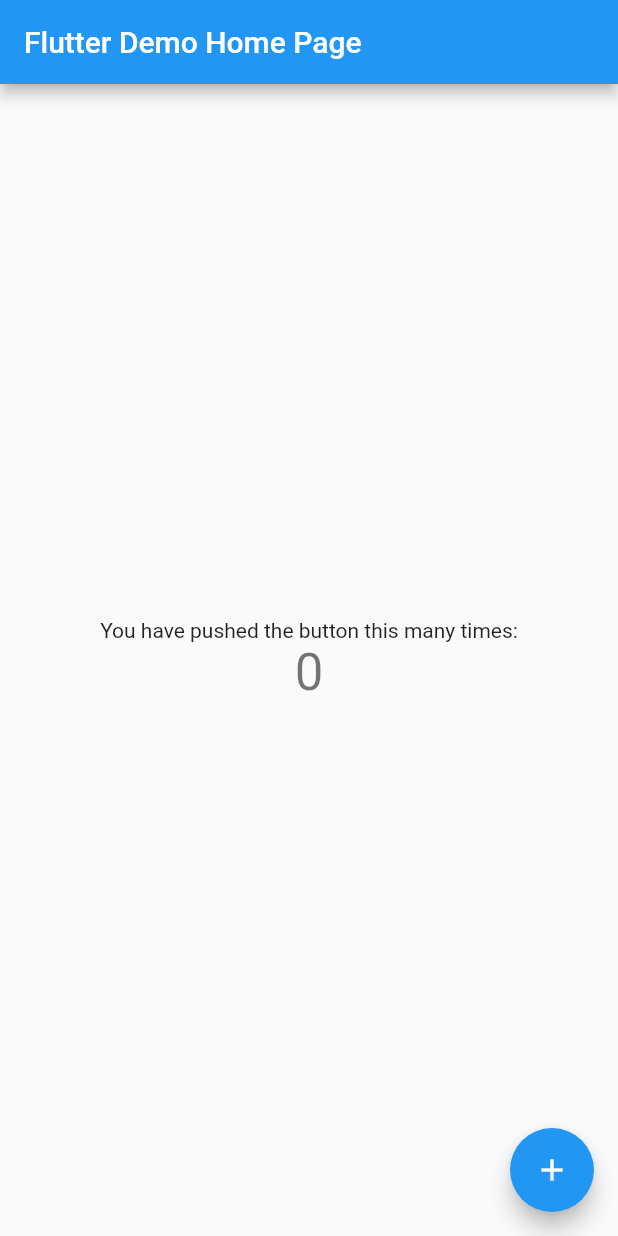
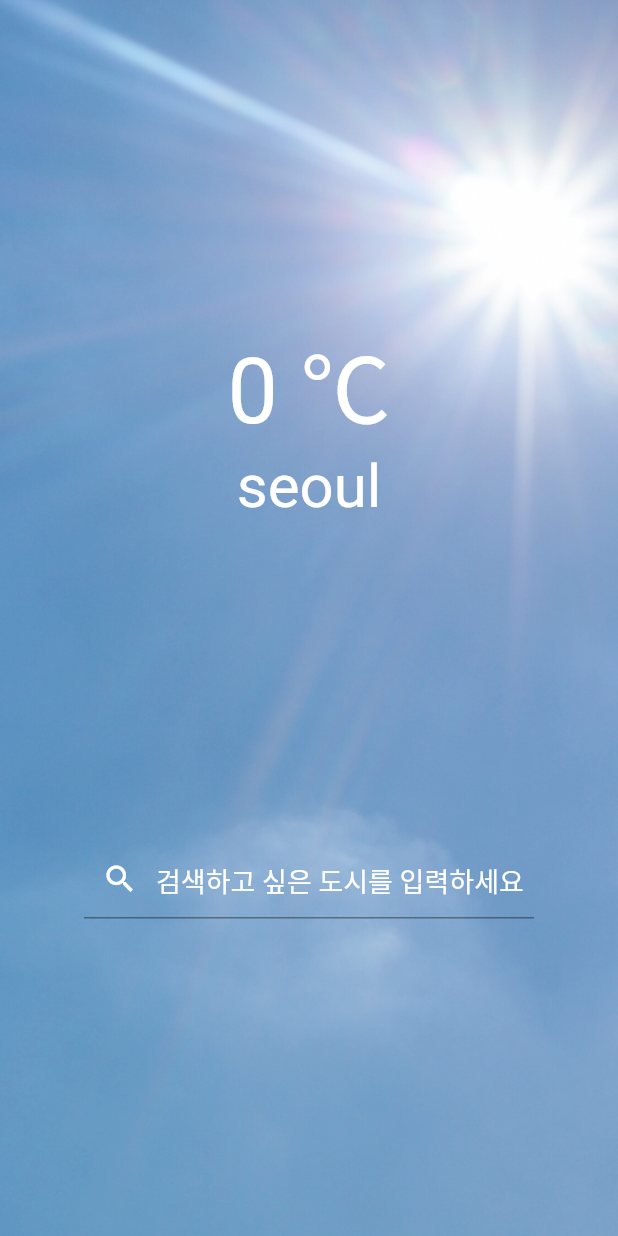
Before and after one commit to hjcwinner/weather, a Flutter app: the screen it shows after launch, on a phone screen of 412 x 824 dp. Run offline on Flutter 3.47's test engine with Material 2 defaults, Android fonts, the phone set to English and light mode, and no system bars.

Commit message:
날씨앱 UI제작 및 api활용 화면에 출력

```diff
--- a/lib/main.dart
+++ b/lib/main.dart
@@ -1,117 +1,101 @@
 import 'package:flutter/material.dart';
+import 'package:http/http.dart' as http;
+import 'dart:convert';
 
 void main() {
-  runApp(MyApp());
+  runApp(WeatherApp());
 }
 
-class MyApp extends StatelessWidget {
-  // This widget is the root of your application.
+class WeatherApp extends StatefulWidget {
   @override
-  Widget build(BuildContext context) {
-    return MaterialApp(
-      title: 'Flutter Demo',
-      theme: ThemeData(
-        // This is the theme of your application.
-        //
-        // Try running your application with "flutter run". You'll see the
-        // application has a blue toolbar. Then, without quitting the app, try
-        // changing the primarySwatch below to Colors.green and then invoke
-        // "hot reload" (press "r" in the console where you ran "flutter run",
-        // or simply save your changes to "hot reload" in a Flutter IDE).
-        // Notice that the counter didn't reset back to zero; the application
-        // is not restarted.
-        primarySwatch: Colors.blue,
-        // This makes the visual density adapt to the platform that you run
-        // the app on. For desktop platforms, the controls will be smaller and
-        // closer together (more dense) than on mobile platforms.
-        visualDensity: VisualDensity.adaptivePlatformDensity,
-      ),
-      home: MyHomePage(title: 'Flutter Demo Home Page'),
-    );
-  }
+  _WeatherAppState createState() => _WeatherAppState();
 }
 
-class MyHomePage extends StatefulWidget {
-  MyHomePage({Key key, this.title}) : super(key: key);
+class _WeatherAppState extends State<WeatherApp> {
+  int temperature = 0;
+  String location = 'seoul';
+  int woeid = 1132599;
+  String weather = 'clear';
 
-  // This widget is the home page of your application. It is stateful, meaning
-  // that it has a State object (defined below) that contains fields that affect
-  // how it looks.
+  String searchApiUrl = 'https://www.metaweather.com/api/location/search/?query=';
+  String locationApiUrl = 'https://www.metaweather.com/api/location/';
 
-  // This class is the configuration for the state. It holds the values (in this
-  // case the title) provided by the parent (in this case the App widget) and
-  // used by the build method of the State. Fields in a Widget subclass are
-  // always marked "final".
+  void fetchSearch( String input) async{
+    var searchResult = await http.get(searchApiUrl + input);
+    var result = json.decode(searchResult.body)[0];
 
-  final String title;
+    setState(() {
+      location = result["title"];
+      woeid = result["woeid"];
+    });
+  }
 
-  @override
-  _MyHomePageState createState() => _MyHomePageState();
-}
+  void fetchLocation() async {
+    var locationResult = await http.get(locationApiUrl + woeid.toString());
+    var result = json.decode(locationResult.body);
+    var consolidated_weather = result['consolidated_weather'];
+    var data = consolidated_weather[0];
 
-class _MyHomePageState extends State<MyHomePage> {
-  int _counter = 0;
+    setState(() {
+      temperature = data['the_temp'].round();
+      weather = data['weather_state_name'].replaceAll(' ','').toLowerCase();
+      print(weather);
+    });
+  }
 
-  void _incrementCounter() {
-    setState(() {
-      // This call to setState tells the Flutter framework that something has
-      // changed in this State, which causes it to rerun the build method below
-      // so that the display can reflect the updated values. If we changed
-      // _counter without calling setState(), then the build method would not be
-      // called again, and so nothing would appear to happen.
-      _counter++;
-    });
+  void onTextFieldSubmitted(String input) {
+    fetchSearch(input);
+    fetchLocation();
   }
 
   @override
   Widget build(BuildContext context) {
-    // This method is rerun every time setState is called, for instance as done
-    // by the _incrementCounter method above.
-    //
-    // The Flutter framework has been optimized to make rerunning build methods
-    // fast, so that you can just rebuild anything that needs updating rather
-    // than having to individually change instances of widgets.
-    return Scaffold(
-      appBar: AppBar(
-        // Here we take the value from the MyHomePage object that was created by
-        // the App.build method, and use it to set our appbar title.
-        title: Text(widget.title),
-      ),
-      body: Center(
-        // Center is a layout widget. It takes a single child and positions it
-        // in the middle of the parent.
-        child: Column(
-          // Column is also a layout widget. It takes a list of children and
-          // arranges them vertically. By default, it sizes itself to fit its
-          // children horizontally, and tries to be as tall as its parent.
-          //
-          // Invoke "debug painting" (press "p" in the console, choose the
-          // "Toggle Debug Paint" action from the Flutter Inspector in Android
-          // Studio, or the "Toggle Debug Paint" command in Visual Studio Code)
-          // to see the wireframe for each widget.
-          //
-          // Column has various properties to control how it sizes itself and
-          // how it positions its children. Here we use mainAxisAlignment to
-          // center the children vertically; the main axis here is the vertical
-          // axis because Columns are vertical (the cross axis would be
-          // horizontal).
-          mainAxisAlignment: MainAxisAlignment.center,
-          children: <Widget>[
-            Text(
-              'You have pushed the button this many times:',
+    return MaterialApp(
+        home: Container(
+      decoration: BoxDecoration(
+          image: DecorationImage(
+        image: AssetImage('images/$weather.png'),
+        fit: BoxFit.cover,
+      )),
+      child: Scaffold(
+        backgroundColor: Colors.transparent,
+        body: Column(
+          mainAxisAlignment: MainAxisAlignment.spaceEvenly,
+          crossAxisAlignment: CrossAxisAlignment.center,
+          children: [
+            Column(
+              children: [
+                Center(
+                    child: Text(
+                  temperature.toString() + ' ℃',
+                  style: TextStyle(fontSize: 60, color: Colors.white),
+                )),
+                Center(
+                    child: Text(location,
+                        style: TextStyle(fontSize: 40, color: Colors.white)))
+              ],
             ),
-            Text(
-              '$_counter',
-              style: Theme.of(context).textTheme.headline4,
-            ),
+            Column(
+              children: [
+                Container(
+                  width: 300,
+                  child: TextField(
+                    onSubmitted: (String input){
+                      onTextFieldSubmitted(input);
+                    },
+                    style: TextStyle(color: Colors.white, fontSize: 25),
+                    decoration: InputDecoration(
+                      hintText: '검색하고 싶은 도시를 입력하세요',
+                      hintStyle: TextStyle(color: Colors.white, fontSize: 18),
+                      prefixIcon: Icon(Icons.search, color: Colors.white,)
+                    ),
+                  ),
+                )
+              ],
+            )
           ],
         ),
       ),
-      floatingActionButton: FloatingActionButton(
-        onPressed: _incrementCounter,
-        tooltip: 'Increment',
-        child: Icon(Icons.add),
-      ), // This trailing comma makes auto-formatting nicer for build methods.
-    );
+    ));
   }
 }
--- a/pubspec.yaml
+++ b/pubspec.yaml
@@ -23,6 +23,7 @@ environment:
 dependencies:
   flutter:
     sdk: flutter
+  http: ^0.12.1
 
 
   # The following adds the Cupertino Icons font to your application.
@@ -45,9 +46,8 @@ flutter:
   uses-material-design: true
 
   # To add assets to your application, add an assets section, like this:
-  # assets:
-  #   - images/a_dot_burr.jpeg
-  #   - images/a_dot_ham.jpeg
+  assets:
+    - images/
 
   # An image asset can refer to one or more resolution-specific "variants", see
   # https://flutter.dev/assets-and-images/#resolution-aware.
```
Also changed, not shown: images/clear.png (added), images/hail.png (added), images/heavycloud.png (added), images/heavyrain.png (added), images/lightcloud.png (added), 6 other files.
